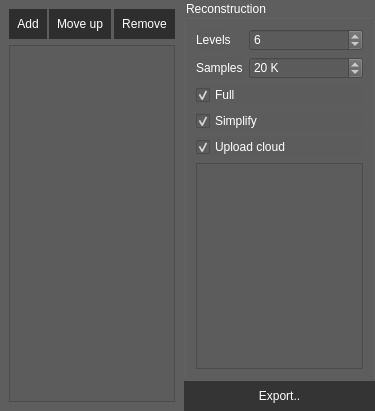
First picture: the form in demo/ExporterWidget.ui, repository ialhashim/topo-blend, before the edit.
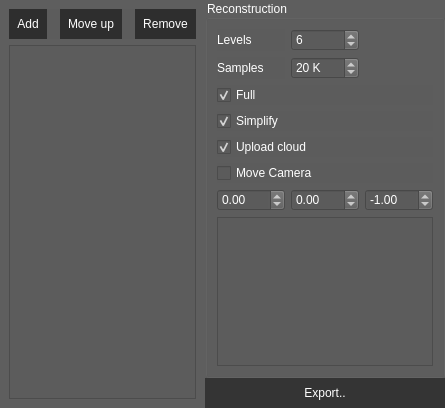
Second picture: the form after the edit. Icons and pictures are not drawn.

The edit to the form file:
```diff
--- a/demo/ExporterWidget.ui
+++ b/demo/ExporterWidget.ui
@@ -6,8 +6,8 @@
    <rect>
     <x>0</x>
     <y>0</y>
-    <width>375</width>
-    <height>411</height>
+    <width>445</width>
+    <height>408</height>
    </rect>
   </property>
   <property name="windowTitle">
@@ -54,18 +54,32 @@
        <property name="flat">
         <bool>true</bool>
        </property>
-       <layout class="QFormLayout" name="formLayout">
-        <property name="fieldGrowthPolicy">
-         <enum>QFormLayout::AllNonFixedFieldsGrow</enum>
-        </property>
-        <item row="2" column="0">
+       <layout class="QGridLayout" name="gridLayout_5">
+        <item row="0" column="0">
          <widget class="QLabel" name="label">
           <property name="text">
            <string>Levels</string>
           </property>
          </widget>
         </item>
-        <item row="2" column="1">
+        <item row="6" column="0">
+         <widget class="QDoubleSpinBox" name="moveCamX">
+          <property name="minimum">
+           <double>-100.000000000000000</double>
+          </property>
+          <property name="maximum">
+           <double>100.000000000000000</double>
+          </property>
+         </widget>
+        </item>
+        <item row="1" column="0">
+         <widget class="QLabel" name="label_2">
+          <property name="text">
+           <string>Samples</string>
+          </property>
+         </widget>
+        </item>
+        <item row="0" column="1">
          <widget class="QSpinBox" name="reconLevels">
           <property name="minimum">
            <number>4</number>
@@ -78,14 +92,7 @@
           </property>
          </widget>
         </item>
-        <item row="3" column="0">
-         <widget class="QLabel" name="label_2">
-          <property name="text">
-           <string>Samples</string>
-          </property>
-         </widget>
-        </item>
-        <item row="3" column="1">
+        <item row="1" column="1">
          <widget class="QSpinBox" name="samplesCount">
           <property name="suffix">
            <string> K</string>
@@ -101,27 +108,37 @@
           </property>
          </widget>
         </item>
-        <item row="4" column="0" colspan="2">
-         <widget class="QCheckBox" name="isFullRecon">
-          <property name="text">
-           <string>Full</string>
+        <item row="6" column="1">
+         <widget class="QDoubleSpinBox" name="moveCamY">
+          <property name="minimum">
+           <double>-100.000000000000000</double>
           </property>
-          <property name="checked">
-           <bool>true</bool>
+          <property name="maximum">
+           <double>100.000000000000000</double>
           </property>
          </widget>
         </item>
-        <item row="5" column="0" colspan="2">
-         <widget class="QCheckBox" name="isSimplify">
-          <property name="text">
-           <string>Simplify</string>
+        <item row="6" column="2">
+         <widget class="QDoubleSpinBox" name="moveCamZ">
+          <property name="minimum">
+           <double>-100.000000000000000</double>
           </property>
-          <property name="checked">
-           <bool>true</bool>
+          <property name="maximum">
+           <double>100.000000000000000</double>
           </property>
+          <property name="value">
+           <double>-1.000000000000000</double>
+          </property>
          </widget>
         </item>
-        <item row="6" column="0" colspan="2">
+        <item row="5" column="0" colspan="3">
+         <widget class="QCheckBox" name="isMoveCamera">
+          <property name="text">
+           <string>Move Camera</string>
+          </property>
+         </widget>
+        </item>
+        <item row="4" column="0" colspan="3">
          <widget class="QCheckBox" name="isUpload">
           <property name="text">
            <string>Upload cloud</string>
@@ -131,7 +148,27 @@
           </property>
          </widget>
         </item>
-        <item row="7" column="0" colspan="2">
+        <item row="3" column="0" colspan="3">
+         <widget class="QCheckBox" name="isSimplify">
+          <property name="text">
+           <string>Simplify</string>
+          </property>
+          <property name="checked">
+           <bool>true</bool>
+          </property>
+         </widget>
+        </item>
+        <item row="2" column="0" colspan="3">
+         <widget class="QCheckBox" name="isFullRecon">
+          <property name="text">
+           <string>Full</string>
+          </property>
+          <property name="checked">
+           <bool>true</bool>
+          </property>
+         </widget>
+        </item>
+        <item row="8" column="0" colspan="3">
          <widget class="QPlainTextEdit" name="log">
           <property name="font">
            <font>
```
